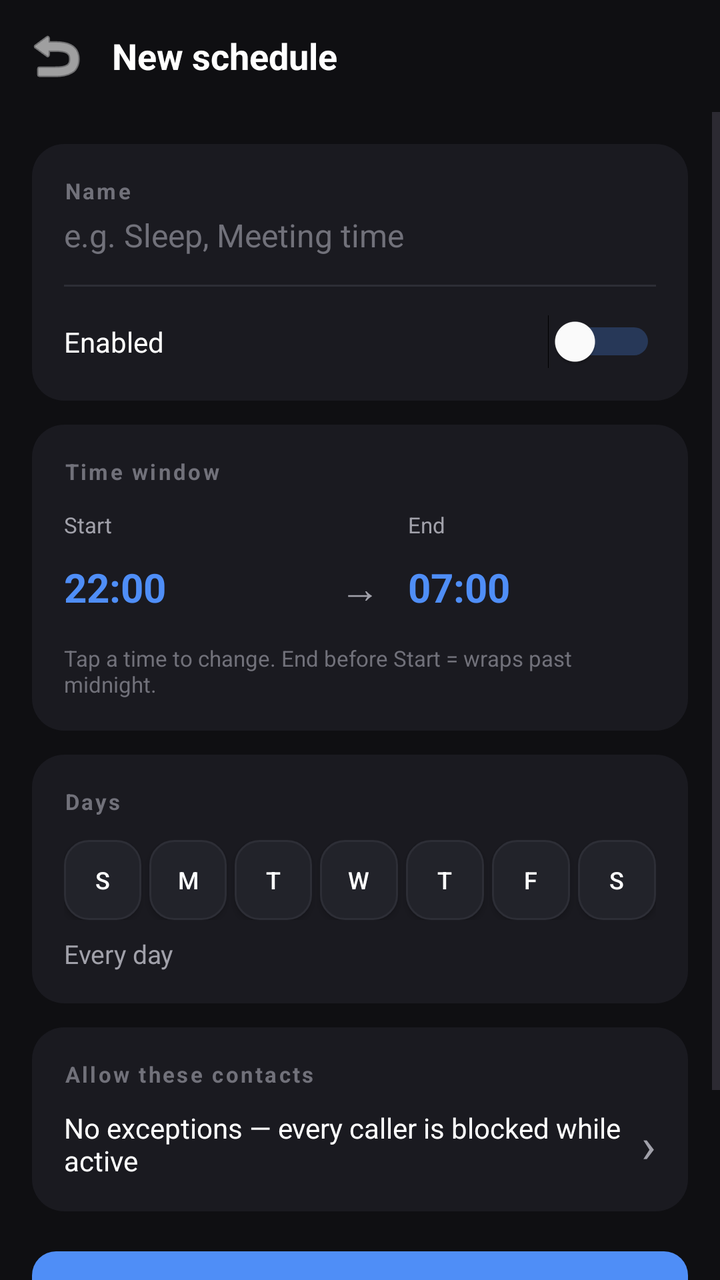
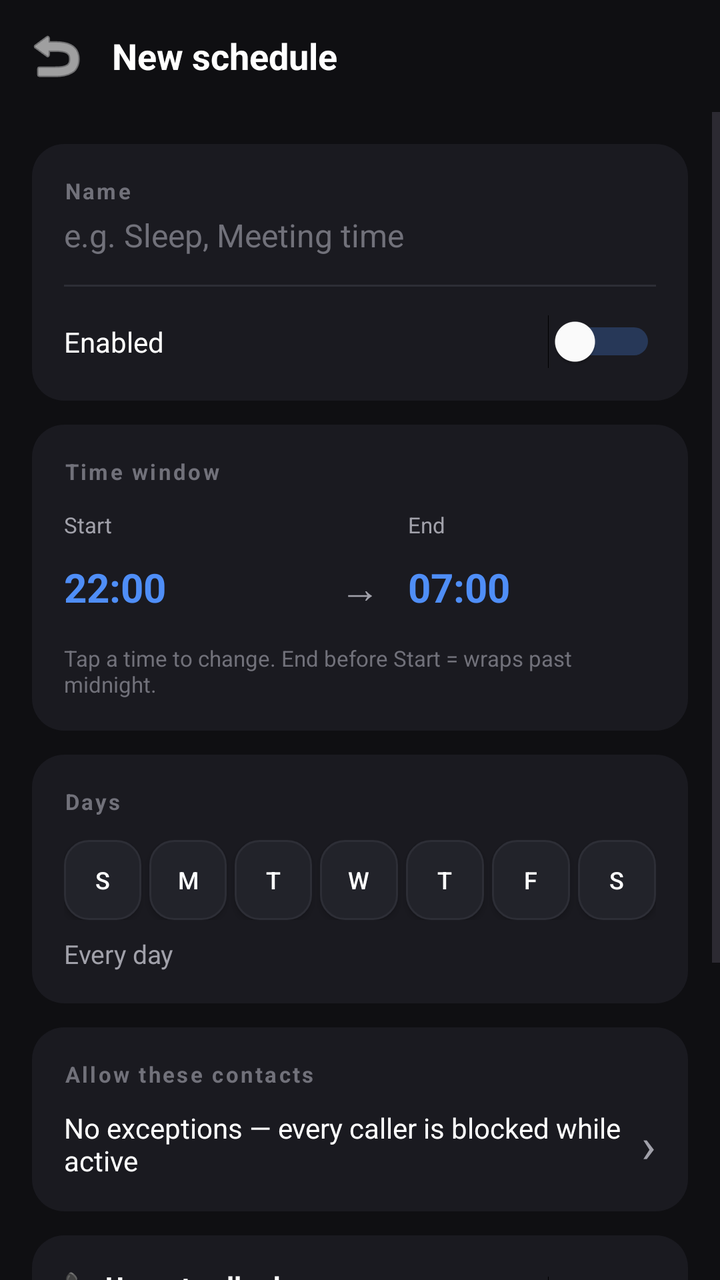

An Android layout rendered at two revisions. The XML below is the earlier revision; the diff shows what the commit changed to produce the second picture.
<!-- AndroidManifest.xml: application theme Theme.CallFilter -->
<!-- res/layout/activity_edit_schedule.xml -->
<?xml version="1.0" encoding="utf-8"?>
<LinearLayout xmlns:android="http://schemas.android.com/apk/res/android"
    android:layout_width="match_parent" android:layout_height="match_parent"
    android:orientation="vertical" android:background="@color/bg">
    <LinearLayout android:layout_width="match_parent" android:layout_height="56dp"
        android:orientation="horizontal" android:gravity="center_vertical"
        android:paddingStart="8dp" android:paddingEnd="16dp">
        <ImageButton android:id="@+id/btnBack"
            android:layout_width="40dp" android:layout_height="40dp"
            android:src="@android:drawable/ic_menu_revert"
            android:background="?android:attr/selectableItemBackgroundBorderless"
            android:tint="@color/text" android:contentDescription="Back"/>
        <TextView android:id="@+id/editScheduleTitle"
            android:layout_width="0dp" android:layout_weight="1"
            android:layout_height="wrap_content" android:text="New schedule"
            android:textSize="18sp" android:textStyle="bold" android:textColor="@color/text"
            android:layout_marginStart="8dp"/>
    </LinearLayout>
    <ScrollView android:layout_width="match_parent" android:layout_height="0dp"
        android:layout_weight="1">
        <LinearLayout android:layout_width="match_parent"
            android:layout_height="wrap_content" android:orientation="vertical"
            android:padding="16dp">
            <LinearLayout android:layout_width="match_parent" android:layout_height="wrap_content"
                android:orientation="vertical" android:padding="16dp"
                android:background="@drawable/card_bg">
                <TextView android:layout_width="match_parent" android:layout_height="wrap_content"
                    android:text="Name" android:textSize="11sp" android:textStyle="bold"
                    android:textColor="@color/muted" android:letterSpacing="0.1"/>
                <EditText android:id="@+id/scheduleNameInput"
                    android:layout_width="match_parent" android:layout_height="wrap_content"
                    android:hint="e.g. Sleep, Meeting time" android:textColor="@color/text"
                    android:textColorHint="@color/muted"
                    android:background="@android:color/transparent"
                    android:textSize="16sp" android:layout_marginTop="4dp"
                    android:inputType="textCapWords"/>
                <View android:layout_width="match_parent" android:layout_height="1dp"
                    android:background="@color/border" android:layout_marginTop="14dp"
                    android:layout_marginBottom="14dp"/>
                <LinearLayout android:layout_width="match_parent"
                    android:layout_height="wrap_content" android:orientation="horizontal"
                    android:gravity="center_vertical">
                    <TextView android:layout_width="0dp" android:layout_weight="1"
                        android:layout_height="wrap_content" android:text="Enabled"
                        android:textSize="14sp" android:textColor="@color/text"/>
                    <Switch android:id="@+id/enabledSwitch"
                        android:layout_width="wrap_content" android:layout_height="wrap_content"
                        android:thumbTint="@color/text" android:trackTint="@color/accent"/>
                </LinearLayout>
            </LinearLayout>

            <LinearLayout android:layout_width="match_parent" android:layout_height="wrap_content"
                android:orientation="vertical" android:padding="16dp"
                android:background="@drawable/card_bg" android:layout_marginTop="12dp">
                <TextView android:layout_width="match_parent" android:layout_height="wrap_content"
                    android:text="Time window" android:textSize="11sp" android:textStyle="bold"
                    android:textColor="@color/muted" android:letterSpacing="0.1"/>
                <LinearLayout android:layout_width="match_parent"
                    android:layout_height="wrap_content" android:orientation="horizontal"
                    android:layout_marginTop="12dp">
                    <LinearLayout android:layout_width="0dp" android:layout_weight="1"
                        android:layout_height="wrap_content" android:orientation="vertical">
                        <TextView android:layout_width="wrap_content"
                            android:layout_height="wrap_content" android:text="Start"
                            android:textSize="11sp" android:textColor="@color/subtext"/>
                        <TextView android:id="@+id/startTimeView"
                            android:layout_width="match_parent" android:layout_height="44dp"
                            android:text="22:00" android:textSize="20sp" android:textStyle="bold"
                            android:textColor="@color/accent" android:gravity="center_vertical"
                            android:layout_marginTop="2dp"/>
                    </LinearLayout>
                    <TextView android:layout_width="wrap_content" android:layout_height="44dp"
                        android:text="→" android:textSize="20sp" android:textColor="@color/subtext"
                        android:gravity="center" android:layout_gravity="bottom"
                        android:paddingStart="14dp" android:paddingEnd="14dp"/>
                    <LinearLayout android:layout_width="0dp" android:layout_weight="1"
                        android:layout_height="wrap_content" android:orientation="vertical">
                        <TextView android:layout_width="wrap_content"
                            android:layout_height="wrap_content" android:text="End"
                            android:textSize="11sp" android:textColor="@color/subtext"/>
                        <TextView android:id="@+id/endTimeView"
                            android:layout_width="match_parent" android:layout_height="44dp"
                            android:text="07:00" android:textSize="20sp" android:textStyle="bold"
                            android:textColor="@color/accent" android:gravity="center_vertical"
                            android:layout_marginTop="2dp"/>
                    </LinearLayout>
                </LinearLayout>
                <TextView android:layout_width="match_parent" android:layout_height="wrap_content"
                    android:text="Tap a time to change. End before Start = wraps past midnight."
                    android:textSize="11sp" android:textColor="@color/muted"
                    android:layout_marginTop="6dp"/>
            </LinearLayout>

            <LinearLayout android:layout_width="match_parent" android:layout_height="wrap_content"
                android:orientation="vertical" android:padding="16dp"
                android:background="@drawable/card_bg" android:layout_marginTop="12dp">
                <TextView android:layout_width="match_parent" android:layout_height="wrap_content"
                    android:text="Days" android:textSize="11sp" android:textStyle="bold"
                    android:textColor="@color/muted" android:letterSpacing="0.1"/>
                <LinearLayout android:layout_width="match_parent"
                    android:layout_height="wrap_content" android:orientation="horizontal"
                    android:layout_marginTop="12dp">
                    <ToggleButton android:id="@+id/day0" android:layout_width="0dp" android:layout_weight="1"
                        android:layout_height="40dp" android:layout_marginEnd="4dp"
                        android:textOn="S" android:textOff="S" android:textColor="@color/text"
                        android:background="@drawable/btn_type_inactive" android:textSize="12sp"/>
                    <ToggleButton android:id="@+id/day1" android:layout_width="0dp" android:layout_weight="1"
                        android:layout_height="40dp" android:layout_marginEnd="4dp"
                        android:textOn="M" android:textOff="M" android:textColor="@color/text"
                        android:background="@drawable/btn_type_inactive" android:textSize="12sp"/>
                    <ToggleButton android:id="@+id/day2" android:layout_width="0dp" android:layout_weight="1"
                        android:layout_height="40dp" android:layout_marginEnd="4dp"
                        android:textOn="T" android:textOff="T" android:textColor="@color/text"
                        android:background="@drawable/btn_type_inactive" android:textSize="12sp"/>
                    <ToggleButton android:id="@+id/day3" android:layout_width="0dp" android:layout_weight="1"
                        android:layout_height="40dp" android:layout_marginEnd="4dp"
                        android:textOn="W" android:textOff="W" android:textColor="@color/text"
                        android:background="@drawable/btn_type_inactive" android:textSize="12sp"/>
                    <ToggleButton android:id="@+id/day4" android:layout_width="0dp" android:layout_weight="1"
                        android:layout_height="40dp" android:layout_marginEnd="4dp"
                        android:textOn="T" android:textOff="T" android:textColor="@color/text"
                        android:background="@drawable/btn_type_inactive" android:textSize="12sp"/>
                    <ToggleButton android:id="@+id/day5" android:layout_width="0dp" android:layout_weight="1"
                        android:layout_height="40dp" android:layout_marginEnd="4dp"
                        android:textOn="F" android:textOff="F" android:textColor="@color/text"
                        android:background="@drawable/btn_type_inactive" android:textSize="12sp"/>
                    <ToggleButton android:id="@+id/day6" android:layout_width="0dp" android:layout_weight="1"
                        android:layout_height="40dp"
                        android:textOn="S" android:textOff="S" android:textColor="@color/text"
                        android:background="@drawable/btn_type_inactive" android:textSize="12sp"/>
                </LinearLayout>
                <TextView android:id="@+id/daysSummary"
                    android:layout_width="match_parent" android:layout_height="wrap_content"
                    android:text="Every day" android:textSize="13sp"
                    android:textColor="@color/subtext" android:layout_marginTop="8dp"/>
            </LinearLayout>

            <LinearLayout android:id="@+id/pickContactsCard"
                android:layout_width="match_parent" android:layout_height="wrap_content"
                android:orientation="vertical" android:padding="16dp"
                android:background="@drawable/card_bg" android:layout_marginTop="12dp"
                android:clickable="true" android:focusable="true">
                <TextView android:layout_width="match_parent" android:layout_height="wrap_content"
                    android:text="Allow these contacts" android:textSize="11sp" android:textStyle="bold"
                    android:textColor="@color/muted" android:letterSpacing="0.1"/>
                <LinearLayout android:layout_width="match_parent"
                    android:layout_height="wrap_content" android:orientation="horizontal"
                    android:gravity="center_vertical" android:layout_marginTop="10dp">
                    <TextView android:id="@+id/allowSummary"
                        android:layout_width="0dp" android:layout_weight="1"
                        android:layout_height="wrap_content"
                        android:text="No exceptions — every caller is blocked while active"
                        android:textSize="14sp" android:textColor="@color/text"/>
                    <TextView android:layout_width="wrap_content" android:layout_height="wrap_content"
                        android:text="›" android:textSize="24sp" android:textColor="@color/subtext"/>
                </LinearLayout>
            </LinearLayout>

            <Button android:id="@+id/btnSaveSchedule"
                android:layout_width="match_parent" android:layout_height="56dp"
                android:text="SAVE SCHEDULE" android:textSize="14sp" android:textStyle="bold"
                android:textColor="@color/white" android:background="@drawable/btn_accent"
                android:layout_marginTop="20dp"/>
            <Button android:id="@+id/btnDeleteSchedule"
                android:layout_width="match_parent" android:layout_height="48dp"
                android:text="DELETE" android:textSize="13sp" android:textColor="@color/reject"
                android:background="@android:color/transparent" android:layout_marginTop="8dp"/>
        </LinearLayout>
    </ScrollView>
</LinearLayout>
<!-- resources referenced by this layout -->
<resources>
  <color name="accent">#4F8EF7</color>
  <color name="bg">#0F0F12</color>
  <color name="border">#2D2E36</color>
  <color name="muted">#71717A</color>
  <color name="reject">#EF4444</color>
  <color name="subtext">#A1A1AA</color>
  <color name="text">#FFFFFF</color>
  <color name="white">#FFFFFF</color>
  <!-- drawable btn_accent (drawable) -->
  <?xml version="1.0" encoding="utf-8"?>
  <shape xmlns:android="http://schemas.android.com/apk/res/android" android:shape="rectangle">
      <corners android:radius="12dp"/>
      <solid android:color="#4F8EF7"/>
  </shape>
  <!-- drawable btn_type_inactive (drawable) -->
  <?xml version="1.0" encoding="utf-8"?>
  <shape xmlns:android="http://schemas.android.com/apk/res/android" android:shape="rectangle">
      <corners android:radius="12dp"/>
      <solid android:color="#22232A"/>
      <stroke android:width="1dp" android:color="#2D2E36"/>
  </shape>
  <!-- drawable card_bg (drawable) -->
  <?xml version="1.0" encoding="utf-8"?>
  <shape xmlns:android="http://schemas.android.com/apk/res/android" android:shape="rectangle">
      <corners android:radius="16dp"/>
      <solid android:color="#1A1A20"/>
  </shape>
  <style name="Theme.CallFilter" parent="Theme.Material3.DayNight.NoActionBar">
          <item name="android:windowBackground">@color/bg</item>
          <item name="android:statusBarColor">@color/bg</item>
          <item name="android:navigationBarColor">@color/bg</item>
          <item name="android:windowLightStatusBar">false</item>
          <item name="colorPrimary">@color/accent</item>
          <item name="colorOnPrimary">@color/white</item>
          <item name="android:textColor">@color/text</item>
      </style>
</resources>

<!-- the commit's change to res/layout/activity_edit_schedule.xml (unified diff, before → after) -->
@@ -21,6 +21,8 @@
         <LinearLayout android:layout_width="match_parent"
             android:layout_height="wrap_content" android:orientation="vertical"
             android:padding="16dp">
+
+            
             <LinearLayout android:layout_width="match_parent" android:layout_height="wrap_content"
                 android:orientation="vertical" android:padding="16dp"
                 android:background="@drawable/card_bg">
@@ -49,6 +51,7 @@
                 </LinearLayout>
             </LinearLayout>
 
+            
             <LinearLayout android:layout_width="match_parent" android:layout_height="wrap_content"
                 android:orientation="vertical" android:padding="16dp"
                 android:background="@drawable/card_bg" android:layout_marginTop="12dp">
@@ -91,6 +94,7 @@
                     android:layout_marginTop="6dp"/>
             </LinearLayout>
 
+            
             <LinearLayout android:layout_width="match_parent" android:layout_height="wrap_content"
                 android:orientation="vertical" android:padding="16dp"
                 android:background="@drawable/card_bg" android:layout_marginTop="12dp">
@@ -135,6 +139,7 @@
                     android:textColor="@color/subtext" android:layout_marginTop="8dp"/>
             </LinearLayout>
 
+            
             <LinearLayout android:id="@+id/pickContactsCard"
                 android:layout_width="match_parent" android:layout_height="wrap_content"
                 android:orientation="vertical" android:padding="16dp"
@@ -154,6 +159,63 @@
                     <TextView android:layout_width="wrap_content" android:layout_height="wrap_content"
                         android:text="›" android:textSize="24sp" android:textColor="@color/subtext"/>
                 </LinearLayout>
+            </LinearLayout>
+
+            
+            <LinearLayout android:layout_width="match_parent" android:layout_height="wrap_content"
+                android:orientation="vertical" android:padding="16dp"
+                android:background="@drawable/card_bg" android:layout_marginTop="12dp">
+                <LinearLayout android:layout_width="match_parent"
+                    android:layout_height="wrap_content" android:orientation="horizontal"
+                    android:gravity="center_vertical">
+                    <LinearLayout android:layout_width="0dp" android:layout_weight="1"
+                        android:layout_height="wrap_content" android:orientation="vertical">
+                        <TextView android:layout_width="wrap_content" android:layout_height="wrap_content"
+                            android:text="📞 Urgent caller bypass"
+                            android:textSize="14sp" android:textStyle="bold"
+                            android:textColor="@color/text"/>
+                        <TextView android:layout_width="wrap_content" android:layout_height="wrap_content"
+                            android:text="Let repeated callers break through the block"
+                            android:textSize="11sp" android:textColor="@color/subtext"
+                            android:layout_marginTop="2dp"/>
+                    </LinearLayout>
+                    <Switch android:id="@+id/freqSwitch"
+                        android:layout_width="wrap_content" android:layout_height="wrap_content"
+                        android:thumbTint="@color/text" android:trackTint="@color/accent"/>
+                </LinearLayout>
+
+                <LinearLayout android:id="@+id/freqDetailsRow"
+                    android:layout_width="match_parent" android:layout_height="wrap_content"
+                    android:orientation="horizontal" android:layout_marginTop="14dp"
+                    android:gravity="center_vertical" android:visibility="gone">
+                    <TextView android:layout_width="wrap_content" android:layout_height="wrap_content"
+                        android:text="If blocked "
+                        android:textSize="14sp" android:textColor="@color/text"/>
+                    <EditText android:id="@+id/freqCountInput"
+                        android:layout_width="56dp" android:layout_height="44dp"
+                        android:text="5" android:textColor="@color/accent"
+                        android:textSize="16sp" android:textStyle="bold"
+                        android:gravity="center" android:background="@drawable/input_bg"
+                        android:inputType="number" android:maxLength="3"/>
+                    <TextView android:layout_width="wrap_content" android:layout_height="wrap_content"
+                        android:text=" times within "
+                        android:textSize="14sp" android:textColor="@color/text"/>
+                    <EditText android:id="@+id/freqWindowInput"
+                        android:layout_width="56dp" android:layout_height="44dp"
+                        android:text="10" android:textColor="@color/accent"
+                        android:textSize="16sp" android:textStyle="bold"
+                        android:gravity="center" android:background="@drawable/input_bg"
+                        android:inputType="number" android:maxLength="4"/>
+                    <TextView android:layout_width="wrap_content" android:layout_height="wrap_content"
+                        android:text=" min"
+                        android:textSize="14sp" android:textColor="@color/text"/>
+                </LinearLayout>
+
+                <TextView android:id="@+id/freqHint"
+                    android:layout_width="match_parent" android:layout_height="wrap_content"
+                    android:text=""
+                    android:textSize="11sp" android:textColor="@color/muted"
+                    android:layout_marginTop="10dp"/>
             </LinearLayout>
 
             <Button android:id="@+id/btnSaveSchedule"
<!-- resource entries referenced after the edit -->
@@ -27,6 +27,13 @@
       <corners android:radius="16dp"/>
       <solid android:color="#1A1A20"/>
   </shape>
+  <!-- drawable input_bg (drawable) -->
+  <?xml version="1.0" encoding="utf-8"?>
+  <shape xmlns:android="http://schemas.android.com/apk/res/android" android:shape="rectangle">
+      <corners android:radius="12dp"/>
+      <solid android:color="#22232A"/>
+      <stroke android:width="1dp" android:color="#2D2E36"/>
+  </shape>
   <style name="Theme.CallFilter" parent="Theme.Material3.DayNight.NoActionBar">
           <item name="android:windowBackground">@color/bg</item>
           <item name="android:statusBarColor">@color/bg</item>
